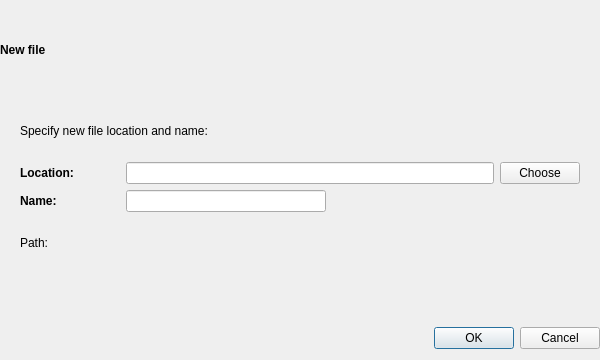
ziracms/editor, file ui/createfile.ui: the form before one commit.
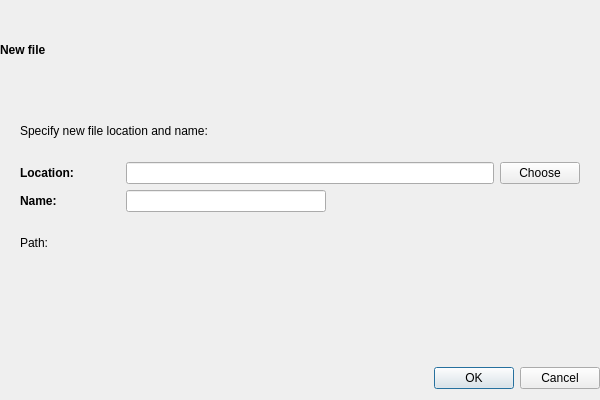
The form after the commit.

The edit to the form file:
```diff
--- a/ui/createfile.ui
+++ b/ui/createfile.ui
@@ -10,13 +10,13 @@
     <x>0</x>
     <y>0</y>
     <width>600</width>
-    <height>360</height>
+    <height>400</height>
    </rect>
   </property>
   <property name="minimumSize">
    <size>
     <width>600</width>
-    <height>360</height>
+    <height>400</height>
    </size>
   </property>
   <property name="maximumSize">
@@ -114,12 +114,56 @@
        </layout>
       </item>
       <item>
+       <layout class="QVBoxLayout" name="createFileScrollAreaVerticalLayout">
+        <property name="leftMargin">
+         <number>10</number>
+        </property>
+        <property name="topMargin">
+         <number>0</number>
+        </property>
+        <property name="rightMargin">
+         <number>10</number>
+        </property>
+        <property name="bottomMargin">
+         <number>0</number>
+        </property>
+        <item>
+         <widget class="QScrollArea" name="createFileScrollArea">
+          <property name="frameShape">
+           <enum>QFrame::NoFrame</enum>
+          </property>
+          <property name="widgetResizable">
+           <bool>true</bool>
+          </property>
+          <widget class="QWidget" name="createFileScrollAreaWidgetContents">
+           <property name="geometry">
+            <rect>
+             <x>0</x>
+             <y>0</y>
+             <width>580</width>
+             <height>247</height>
+            </rect>
+           </property>
+           <layout class="QVBoxLayout" name="verticalLayout_2">
+            <property name="leftMargin">
+             <number>0</number>
+            </property>
+            <property name="topMargin">
+             <number>0</number>
+            </property>
+            <property name="rightMargin">
+             <number>0</number>
+            </property>
+            <property name="bottomMargin">
+             <number>0</number>
+            </property>
+            <item>
        <layout class="QHBoxLayout" name="createFileDialogInfoLayout">
         <property name="leftMargin">
-         <number>20</number>
+               <number>10</number>
         </property>
         <property name="rightMargin">
-         <number>20</number>
+               <number>10</number>
         </property>
         <item>
          <widget class="QLabel" name="createFileDialogInfoLabel">
@@ -139,10 +183,10 @@
       <item>
        <layout class="QHBoxLayout" name="createFileDialogDirectoryLayout">
         <property name="leftMargin">
-         <number>20</number>
+               <number>10</number>
         </property>
         <property name="rightMargin">
-         <number>20</number>
+               <number>10</number>
         </property>
         <item>
          <widget class="QLabel" name="createFileDialogDirectoryLabel">
@@ -178,10 +222,10 @@
       <item>
        <layout class="QHBoxLayout" name="createFileDialogFileLayout">
         <property name="leftMargin">
-         <number>20</number>
+               <number>10</number>
         </property>
         <property name="rightMargin">
-         <number>20</number>
+               <number>10</number>
         </property>
         <item>
          <widget class="QLabel" name="createFileDialogFileLabel">
@@ -230,10 +274,10 @@
       <item>
        <layout class="QHBoxLayout" name="createFileDialogResultLayout">
         <property name="leftMargin">
-         <number>20</number>
+               <number>10</number>
         </property>
         <property name="rightMargin">
-         <number>20</number>
+               <number>10</number>
         </property>
         <item>
          <widget class="QLabel" name="createFileDialogPathLabel">
@@ -296,6 +340,12 @@
          </size>
         </property>
        </spacer>
+            </item>
+           </layout>
+          </widget>
+         </widget>
+        </item>
+       </layout>
       </item>
      </layout>
     </widget>
```
Lines whose indentation alone changed are shown as unchanged.
